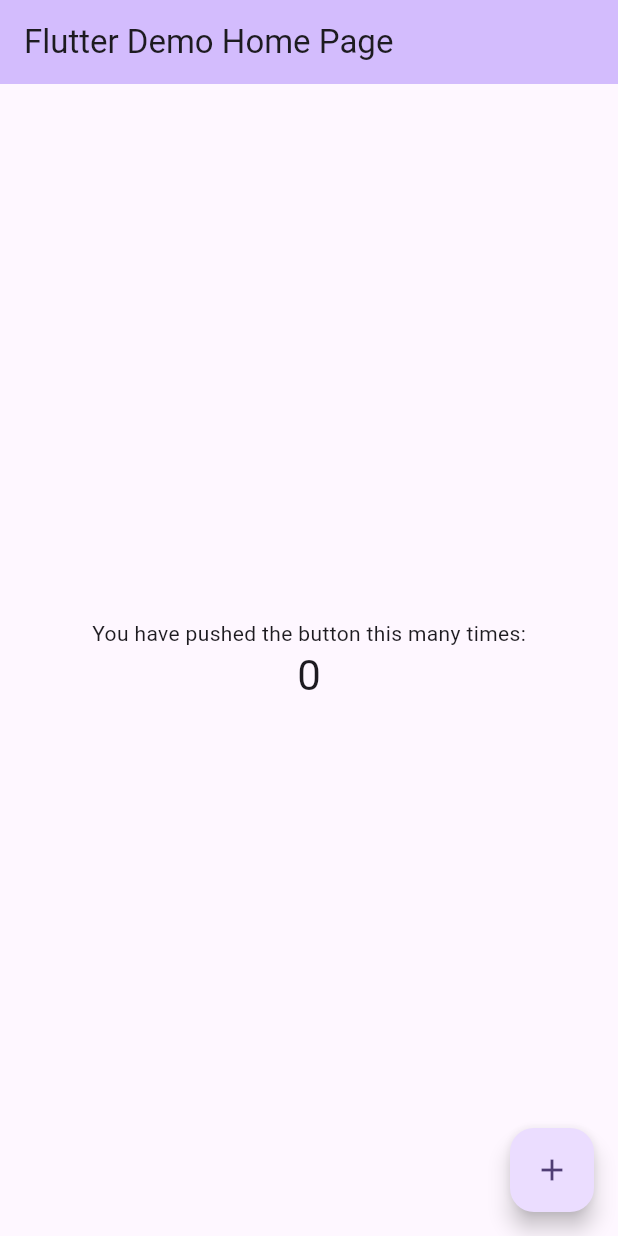
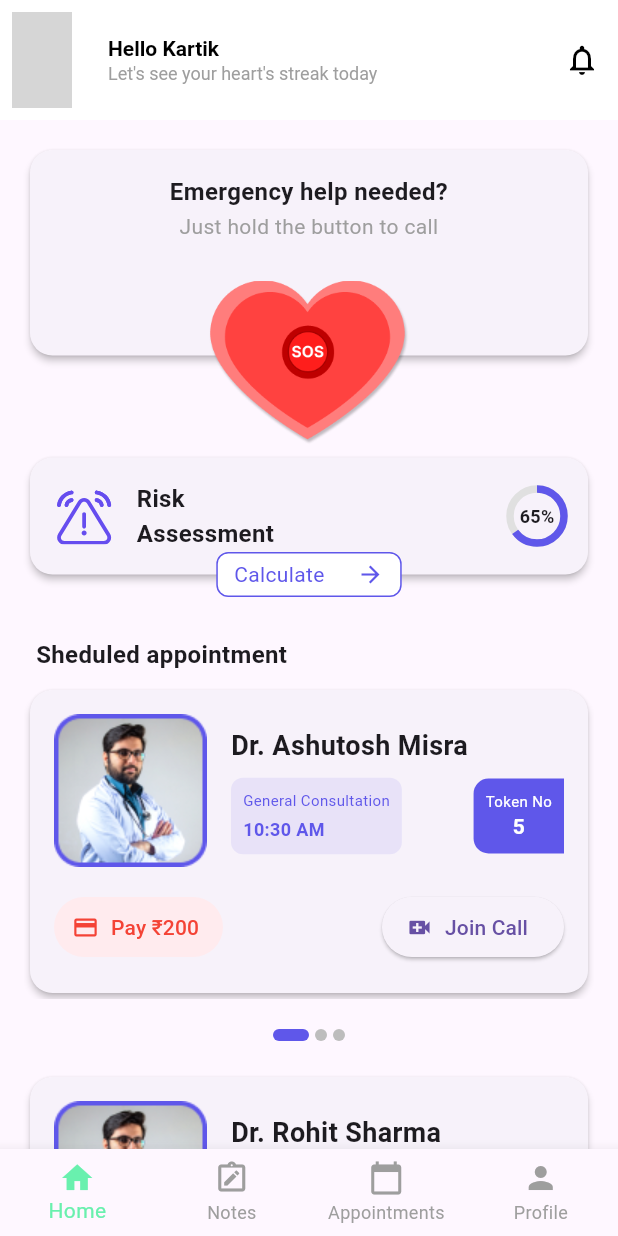
Before and after one commit to Mahidevinsights/sos_app, a Flutter app: the screen it shows after launch, on a phone screen of 412 x 824 dp. Run offline on Flutter 3.47's test engine with Material 3 defaults, Android fonts, the phone set to English and light mode, and no system bars; drawn by our look-alikes of smooth_page_indicator; our stand-ins replace flutter_svg; network calls fail; grey boxes are pictures that could not be loaded.

Commit message:
FE: home screen developed

```diff
--- a/lib/main.dart
+++ b/lib/main.dart
@@ -1,125 +1,19 @@
 import 'package:flutter/material.dart';
+import 'package:sos_app/screens/home_screen.dart';
 
 void main() {
-  runApp(const MyApp());
+  runApp(SosApp());
 }
 
-class MyApp extends StatelessWidget {
-  const MyApp({super.key});
-
-  // This widget is the root of your application.
+class SosApp extends StatelessWidget {
   @override
   Widget build(BuildContext context) {
     return MaterialApp(
-      title: 'Flutter Demo',
+      title: 'Medical App',
       theme: ThemeData(
-        // This is the theme of your application.
-        //
-        // TRY THIS: Try running your application with "flutter run". You'll see
-        // the application has a purple toolbar. Then, without quitting the app,
-        // try changing the seedColor in the colorScheme below to Colors.green
-        // and then invoke "hot reload" (save your changes or press the "hot
-        // reload" button in a Flutter-supported IDE, or press "r" if you used
-        // the command line to start the app).
-        //
-        // Notice that the counter didn't reset back to zero; the application
-        // state is not lost during the reload. To reset the state, use hot
-        // restart instead.
-        //
-        // This works for code too, not just values: Most code changes can be
-        // tested with just a hot reload.
-        colorScheme: ColorScheme.fromSeed(seedColor: Colors.deepPurple),
-        useMaterial3: true,
+        primarySwatch: Colors.blue,
       ),
-      home: const MyHomePage(title: 'Flutter Demo Home Page'),
+      home: HomeScreen(),
     );
   }
 }
-
-class MyHomePage extends StatefulWidget {
-  const MyHomePage({super.key, required this.title});
-
-  // This widget is the home page of your application. It is stateful, meaning
-  // that it has a State object (defined below) that contains fields that affect
-  // how it looks.
-
-  // This class is the configuration for the state. It holds the values (in this
-  // case the title) provided by the parent (in this case the App widget) and
-  // used by the build method of the State. Fields in a Widget subclass are
-  // always marked "final".
-
-  final String title;
-
-  @override
-  State<MyHomePage> createState() => _MyHomePageState();
-}
-
-class _MyHomePageState extends State<MyHomePage> {
-  int _counter = 0;
-
-  void _incrementCounter() {
-    setState(() {
-      // This call to setState tells the Flutter framework that something has
-      // changed in this State, which causes it to rerun the build method below
-      // so that the display can reflect the updated values. If we changed
-      // _counter without calling setState(), then the build method would not be
-      // called again, and so nothing would appear to happen.
-      _counter++;
-    });
-  }
-
-  @override
-  Widget build(BuildContext context) {
-    // This method is rerun every time setState is called, for instance as done
-    // by the _incrementCounter method above.
-    //
-    // The Flutter framework has been optimized to make rerunning build methods
-    // fast, so that you can just rebuild anything that needs updating rather
-    // than having to individually change instances of widgets.
-    return Scaffold(
-      appBar: AppBar(
-        // TRY THIS: Try changing the color here to a specific color (to
-        // Colors.amber, perhaps?) and trigger a hot reload to see the AppBar
-        // change color while the other colors stay the same.
-        backgroundColor: Theme.of(context).colorScheme.inversePrimary,
-        // Here we take the value from the MyHomePage object that was created by
-        // the App.build method, and use it to set our appbar title.
-        title: Text(widget.title),
-      ),
-      body: Center(
-        // Center is a layout widget. It takes a single child and positions it
-        // in the middle of the parent.
-        child: Column(
-          // Column is also a layout widget. It takes a list of children and
-          // arranges them vertically. By default, it sizes itself to fit its
-          // children horizontally, and tries to be as tall as its parent.
-          //
-          // Column has various properties to control how it sizes itself and
-          // how it positions its children. Here we use mainAxisAlignment to
-          // center the children vertically; the main axis here is the vertical
-          // axis because Columns are vertical (the cross axis would be
-          // horizontal).
-          //
-          // TRY THIS: Invoke "debug painting" (choose the "Toggle Debug Paint"
-          // action in the IDE, or press "p" in the console), to see the
-          // wireframe for each widget.
-          mainAxisAlignment: MainAxisAlignment.center,
-          children: <Widget>[
-            const Text(
-              'You have pushed the button this many times:',
-            ),
-            Text(
-              '$_counter',
-              style: Theme.of(context).textTheme.headlineMedium,
-            ),
-          ],
-        ),
-      ),
-      floatingActionButton: FloatingActionButton(
-        onPressed: _incrementCounter,
-        tooltip: 'Increment',
-        child: const Icon(Icons.add),
-      ), // This trailing comma makes auto-formatting nicer for build methods.
-    );
-  }
-}
--- /dev/null
+++ b/lib/screens/home_screen.dart
@@ -0,0 +1,97 @@
+import 'package:flutter/material.dart';
+import 'package:sos_app/screens/home_tab.dart';
+
+class HomeScreen extends StatefulWidget {
+  @override
+  _HomeScreenState createState() => _HomeScreenState();
+}
+
+class _HomeScreenState extends State<HomeScreen> {
+  int _selectedIndex = 0;
+
+  // List of widget screens for navigation
+  final List<Widget> _screens = [
+    HomeContent(),
+    const Center(child: Text('Notes Screen', style: TextStyle(fontSize: 24))),
+    const Center(
+        child: Text('Appointments Screen', style: TextStyle(fontSize: 24))),
+    const Center(child: Text('Profile Screen', style: TextStyle(fontSize: 24))),
+  ];
+
+  // Method to handle tap on bottom navigation
+  void _onItemTapped(int index) {
+    setState(() {
+      _selectedIndex = index;
+    });
+  }
+
+  // Define your custom color
+  final Color customPurple = const Color(0xFF5F57EA);
+
+  @override
+  Widget build(BuildContext context) {
+    return Scaffold(
+      appBar: AppBar(
+        toolbarHeight: 80,
+        backgroundColor: Colors.white,
+        elevation: 0,
+        leading: const Padding(
+          padding: EdgeInsets.all(8.0),
+          child: CircleAvatar(
+            backgroundImage: NetworkImage(''),
+          ),
+        ),
+        title: const Column(
+          crossAxisAlignment: CrossAxisAlignment.start,
+          children: [
+            Text(
+              'Hello Kartik',
+              style: TextStyle(
+                  color: Colors.black,
+                  fontSize: 14,
+                  fontWeight: FontWeight.bold),
+            ),
+            Text(
+              "Let's see your heart's streak today",
+              style: TextStyle(color: Colors.grey, fontSize: 12),
+            ),
+          ],
+        ),
+        actions: [
+          IconButton(
+            icon: const Icon(Icons.notifications_none, color: Colors.black),
+            onPressed: () {},
+          ),
+        ],
+      ),
+      body: _screens[_selectedIndex], // Display the current screen
+
+      // Bottom Navigation Bar
+      bottomNavigationBar: BottomNavigationBar(
+        type: BottomNavigationBarType.fixed, // Fixed bottom bar, no shifting
+        currentIndex: _selectedIndex, // Current selected index
+        onTap: _onItemTapped, // Handle tap on items
+        items: const [
+          BottomNavigationBarItem(
+            icon: Icon(Icons.home),
+            label: 'Home',
+          ),
+          BottomNavigationBarItem(
+            icon: Icon(Icons.note_alt_outlined),
+            label: 'Notes',
+          ),
+          BottomNavigationBarItem(
+            icon: Icon(Icons.calendar_today),
+            label: 'Appointments',
+          ),
+          BottomNavigationBarItem(
+            icon: Icon(Icons.person),
+            label: 'Profile',
+          ),
+        ],
+        selectedItemColor: Colors.greenAccent, // Selected item color
+        unselectedItemColor: Colors.grey, // Unselected item color
+      ),
+    );
+  }
+}
--- /dev/null
+++ b/lib/screens/home_tab.dart
@@ -0,0 +1,244 @@
+import 'package:flutter/material.dart';
+import 'package:flutter_svg/svg.dart';
+import 'package:smooth_page_indicator/smooth_page_indicator.dart';
+import 'package:sos_app/screens/sos_request_screen.dart';
+import 'package:sos_app/widgets/appointment_card.dart';
+
+class HomeContent extends StatelessWidget {
+  final Color customPurple = const Color(0xFF5F57EA);
+  final PageController _controller = PageController();
+
+  HomeContent({super.key});
+
+  @override
+  Widget build(BuildContext context) {
+    var screenWidth = MediaQuery.of(context).size.width;
+
+    return SingleChildScrollView(
+      child: Padding(
+        padding: const EdgeInsets.all(16.0),
+        child: Column(
+          children: [
+            // Emergency SOS button
+            Card(
+              elevation: 2,
+              shape: RoundedRectangleBorder(
+                borderRadius: BorderRadius.circular(15), // Rounded corners
+              ),
+              child: Stack(
+                clipBehavior: Clip.none,
+                children: [
+                  const Padding(
+                    padding: EdgeInsets.all(16.0),
+                    child: Column(
+                      crossAxisAlignment: CrossAxisAlignment.stretch,
+                      children: [
+                        Text(
+                          'Emergency help needed?',
+                          style: TextStyle(
+                              fontSize: 16, fontWeight: FontWeight.bold),
+                          textAlign: TextAlign.center,
+                        ),
+                        SizedBox(height: 2),
+                        Text(
+                          'Just hold the button to call',
+                          style: TextStyle(fontSize: 14, color: Colors.grey),
+                          textAlign: TextAlign.center,
+                        ),
+                        SizedBox(height: 60),
+                      ],
+                    ),
+                  ),
+                  Positioned(
+                    bottom: -60,
+                    left: 0,
+                    right: 0,
+                    child: GestureDetector(
+                      onTap: () {
+                        Navigator.push(
+                            context,
+                            MaterialPageRoute(
+                                builder: (context) =>
+                                    const SosRequestScreen()));
+                      },
+                      child: Container(
+                        width: 135,
+                        height: 110,
+                        decoration: const BoxDecoration(
+                          image: DecorationImage(
+                            image: AssetImage(
+                                'assets/images/sos_image.png'), // Replace with your image path
+                            fit: BoxFit.contain,
+                          ),
+                        ),
+                      ),
+                    ),
+                  ),
+                ],
+              ),
+            ),
+
+            const SizedBox(height: 60),
+
+            // Risk Assessment Section
+            Card(
+              elevation: 2,
+              shape: RoundedRectangleBorder(
+                  borderRadius: BorderRadius.circular(15)),
+              child: Stack(
+                clipBehavior: Clip.none,
+                children: [
+                  Padding(
+                    padding: const EdgeInsets.all(16.0),
+                    child: Row(
+                      mainAxisAlignment: MainAxisAlignment.spaceBetween,
+                      children: [
+                        Row(
+                          children: [
+                            SvgPicture.asset(
+                                "assets/images/risk_mngmt_pic.svg"),
+                            const SizedBox(width: 16),
+                            const Text('Risk\nAssessment',
+                                style: TextStyle(
+                                    fontSize: 16, fontWeight: FontWeight.bold)),
+                          ],
+                        ),
+                        Stack(
+                          alignment: Alignment.center,
+                          children: [
+                            CircularProgressIndicator(
+                              value: 0.65,
+                              strokeWidth: 5,
+                              backgroundColor: Colors.grey.shade300,
+                              valueColor:
+                                  AlwaysStoppedAnimation<Color>(customPurple),
+                            ),
+                            const Text(
+                              '65%',
+                              style: TextStyle(
+                                fontSize: 12,
+                                fontWeight: FontWeight.bold,
+                              ),
+                            ),
+                          ],
+                        ),
+                      ],
+                    ),
+                  ),
+                  Positioned(
+                    bottom: -15,
+                    left: 0,
+                    right: 0,
+                    child: Align(
+                      alignment: Alignment.center,
+                      child: GestureDetector(
+                        onTap: () {
+                          // Handle risk calculation
+                        },
+                        child: Container(
+                          width: screenWidth * 0.3, // Responsive width
+                          height: 30,
+                          decoration: BoxDecoration(
+                            color: Colors.white,
+                            border: Border.all(color: customPurple, width: 1),
+                            borderRadius: BorderRadius.circular(8),
+                          ),
+                          child: Row(
+                            mainAxisAlignment: MainAxisAlignment.spaceAround,
+                            children: [
+                              Text(
+                                'Calculate',
+                                style: TextStyle(color: customPurple),
+                              ),
+                              Icon(
+                                Icons.arrow_forward,
+                                size: 18,
+                                color: customPurple,
+                              ),
+                            ],
+                          ),
+                        ),
+                      ),
+                    ),
+                  ),
+                ],
+              ),
+            ),
+
+            const SizedBox(height: 30),
+
+            const Align(
+              alignment: Alignment.topLeft,
+              child: Padding(
+                padding: EdgeInsets.all(8.0),
+                child: Text(
+                  "Sheduled appointment",
+                  style: TextStyle(
+                    fontWeight: FontWeight.bold,
+                    fontSize: 16,
+                  ),
+                ),
+              ),
+            ),
+
+            SizedBox(
+              height: 210,
+              child: PageView(
+                controller: _controller,
+                children: [
+                  AppointmentCard(
+                    doctorName: 'Dr. Ashutosh Misra',
+                    consultationType: 'General Consultation',
+                    time: '10:30 AM',
+                    tokenNumber: 5,
+                    customPurple: customPurple,
+                  ),
+                  AppointmentCard(
+                    doctorName: 'Dr. Rohit Sharma',
+                    consultationType: 'Dermatology',
+                    time: '11:00 AM',
+                    tokenNumber: 12,
+                    customPurple: customPurple,
+                  ),
+                  AppointmentCard(
+                    doctorName: 'Dr. Priya Reddy',
+                    consultationType: 'Pediatric Consultation',
+                    time: '11:30 AM',
+                    tokenNumber: 7,
+                    customPurple: customPurple,
+                  ),
+                ],
+              ),
+            ),
+            const SizedBox(height: 20),
+
+            // Dot Indicator
+            Center(
+              child: SmoothPageIndicator(
+                controller: _controller,
+                count: 3, // Number of cards
+                effect: ExpandingDotsEffect(
+                  dotColor: Colors.grey.shade400,
+                  activeDotColor: customPurple,
+                  dotHeight: 8,
+                  dotWidth: 8,
+                  spacing: 4,
+                ),
+              ),
+            ),
+
+            const SizedBox(height: 20),
+
+            AppointmentCard(
+              doctorName: 'Dr. Rohit Sharma',
+              consultationType: 'Dermatology',
+              time: '11:00 AM',
+              tokenNumber: 12,
+              customPurple: customPurple,
+            ),
+          ],
+        ),
+      ),
+    );
+  }
+}
--- /dev/null
+++ b/lib/screens/sos_request_screen.dart
@@ -0,0 +1,21 @@
+import 'package:flutter/material.dart';
+
+class SosRequestScreen extends StatefulWidget {
+  const SosRequestScreen({super.key});
+
+  @override
+  State<SosRequestScreen> createState() => _SosRequestScreenState();
+}
+
+class _SosRequestScreenState extends State<SosRequestScreen> {
+  @override
+  Widget build(BuildContext context) {
+    return const Scaffold(
+      body: Center(
+          child: Text(
+        'SOS Request screen',
+        style: TextStyle(fontSize: 16),
+      )),
+    );
+  }
+}
--- /dev/null
+++ b/lib/widgets/appointment_card.dart
@@ -0,0 +1,137 @@
+import 'package:flutter/material.dart';
+
+class AppointmentCard extends StatelessWidget {
+  final String doctorName;
+  final String consultationType;
+  final String time;
+  final int tokenNumber;
+  final Color customPurple;
+
+  AppointmentCard({
+    required this.doctorName,
+    required this.consultationType,
+    required this.time,
+    required this.tokenNumber,
+    required this.customPurple,
+  });
+
+  @override
+  Widget build(BuildContext context) {
+    return Card(
+      elevation: 2,
+      shape: RoundedRectangleBorder(borderRadius: BorderRadius.circular(15)),
+      child: Padding(
+        padding: const EdgeInsets.all(16.0),
+        child: Column(
+          children: [
+            Row(
+              children: [
+                Image.asset(
+                    'assets/images/app_card_img.png'), // Replace with actual image
+                const SizedBox(width: 16),
+                Expanded(
+                  child: Column(
+                    crossAxisAlignment: CrossAxisAlignment.start,
+                    children: [
+                      Text(
+                        doctorName,
+                        style: const TextStyle(
+                            fontSize: 18, fontWeight: FontWeight.bold),
+                      ),
+                      const SizedBox(height: 8),
+                      Row(
+                        mainAxisAlignment: MainAxisAlignment.spaceBetween,
+                        children: [
+                          Container(
+                            decoration: BoxDecoration(
+                              color: customPurple.withOpacity(0.1),
+                              borderRadius: BorderRadius.circular(8),
+                            ),
+                            child: Padding(
+                              padding: const EdgeInsets.all(8.0),
+                              child: Column(
+                                crossAxisAlignment: CrossAxisAlignment.start,
+                                children: [
+                                  Text(
+                                    consultationType,
+                                    style: TextStyle(
+                                        fontSize: 10, color: customPurple),
+                                  ),
+                                  const SizedBox(height: 4),
+                                  Text(
+                                    time,
+                                    style: TextStyle(
+                                        fontSize: 12,
+                                        color: customPurple,
+                                        fontWeight: FontWeight.bold),
+                                  ),
+                                ],
+                              ),
+                            ),
+                          ),
+                          Container(
+                            decoration: BoxDecoration(
+                              color: customPurple,
+                              borderRadius: const BorderRadius.only(
+                                topLeft: Radius.circular(10),
+                                bottomLeft: Radius.circular(10),
+                              ),
+                            ),
+                            padding: const EdgeInsets.all(8),
+                            child: Column(
+                              children: [
+                                const Text(
+                                  'Token No',
+                                  style: TextStyle(
+                                    fontSize: 10,
+                                    color: Colors.white,
+                                  ),
+                                ),
+                                Text(
+                                  '$tokenNumber',
+                                  style: const TextStyle(
+                                    fontSize: 14,
+                                    color: Colors.white,
+                                    fontWeight: FontWeight.bold,
+                                  ),
+                                ),
+                              ],
+                            ),
+                          ),
+                        ],
+                      ),
+                    ],
+                  ),
+                ),
+              ],
+            ),
+            const SizedBox(height: 16),
+            Row(
+              mainAxisAlignment: MainAxisAlignment.spaceBetween,
+              children: [
+                TextButton.icon(
+                  onPressed: () {
+                    // Handle payment
+                  },
+                  icon: const Icon(Icons.payment),
+                  label: const Text('Pay ₹200'),
+                  style: TextButton.styleFrom(
+                    backgroundColor: Colors.red[50],
+                    foregroundColor: Colors.red,
+                  ),
+                ),
+                ElevatedButton.icon(
+                  onPressed: () {
+                    // Handle joining call
+                  },
+                  icon: const Icon(Icons.video_call),
+                  label: const Text('Join Call'),
+                ),
+              ],
+            ),
+          ],
+        ),
+      ),
+    );
+  }
+}
```
Also changed, not shown: pubspec.yaml (+5 -6 lines), assets/images/app_card_img.png (added), assets/images/risk_mngmt_pic.svg (added), assets/images/sos_image.png (added), pubspec.lock, 1 other file.
